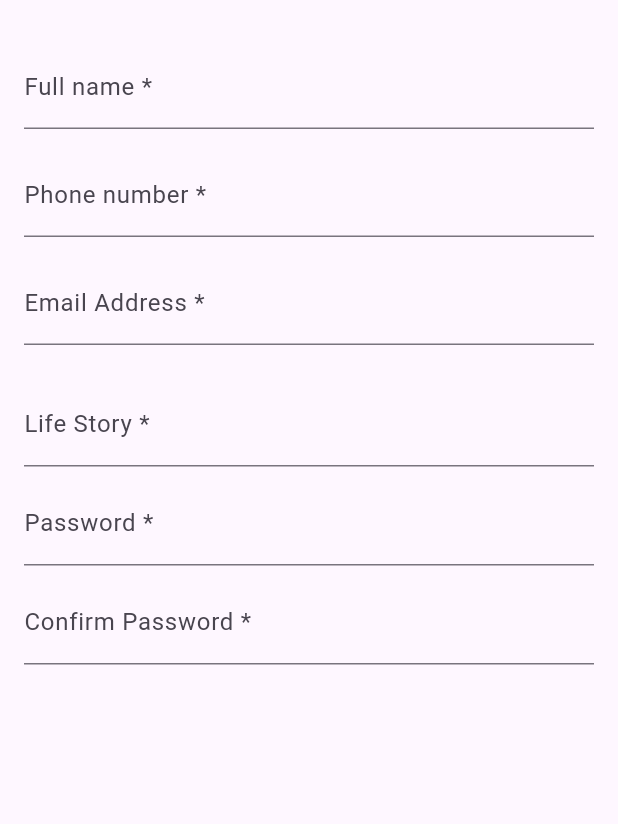
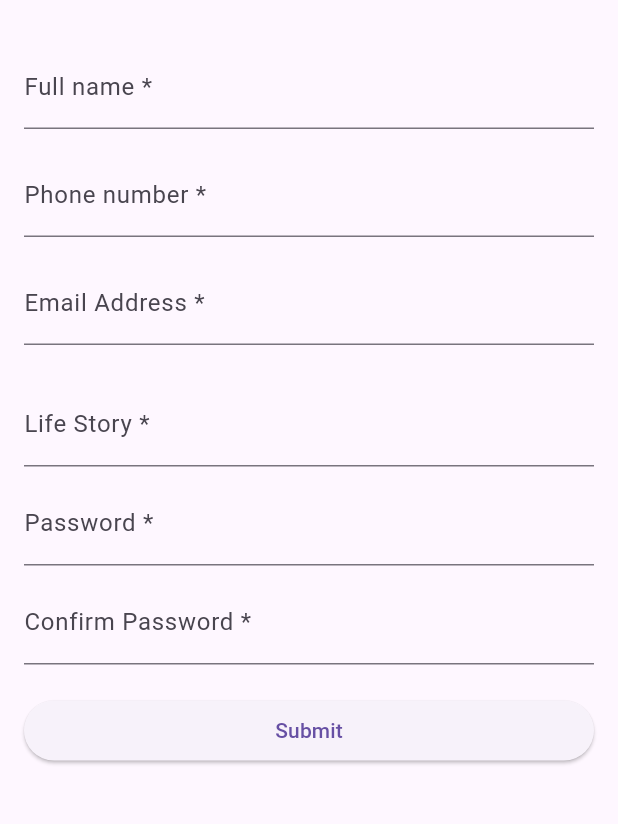
Before and after one commit to TheBaytur/form, a Flutter app: the screen it shows after launch, on a phone screen of 412 x 824 dp, the part 63-887 px from its top. Run offline on Flutter 3.47's test engine with Material 3 defaults, Android fonts, the phone set to English and light mode, and no system bars.

Commit message:
ElevatedButton

```diff
--- a/lib/pages/register_home_page.dart
+++ b/lib/pages/register_home_page.dart
@@ -41,6 +41,18 @@ class _RegisterHomePageState extends State<RegisterHomePage> {
             TextFormField(
               decoration: InputDecoration(labelText: 'Confirm Password *'),
             ),
+            SizedBox(height: 20.0),
+            ElevatedButton(
+              onPressed: () {
+                // Handle form submission
+                ScaffoldMessenger.of(context).showSnackBar(
+                  SnackBar(
+                    content: Text('Form submitted successfully!'),
+                  ),
+                );
+              },
+              child: Text('Submit'),
+            ),
           ],
         ),
       ),
```
